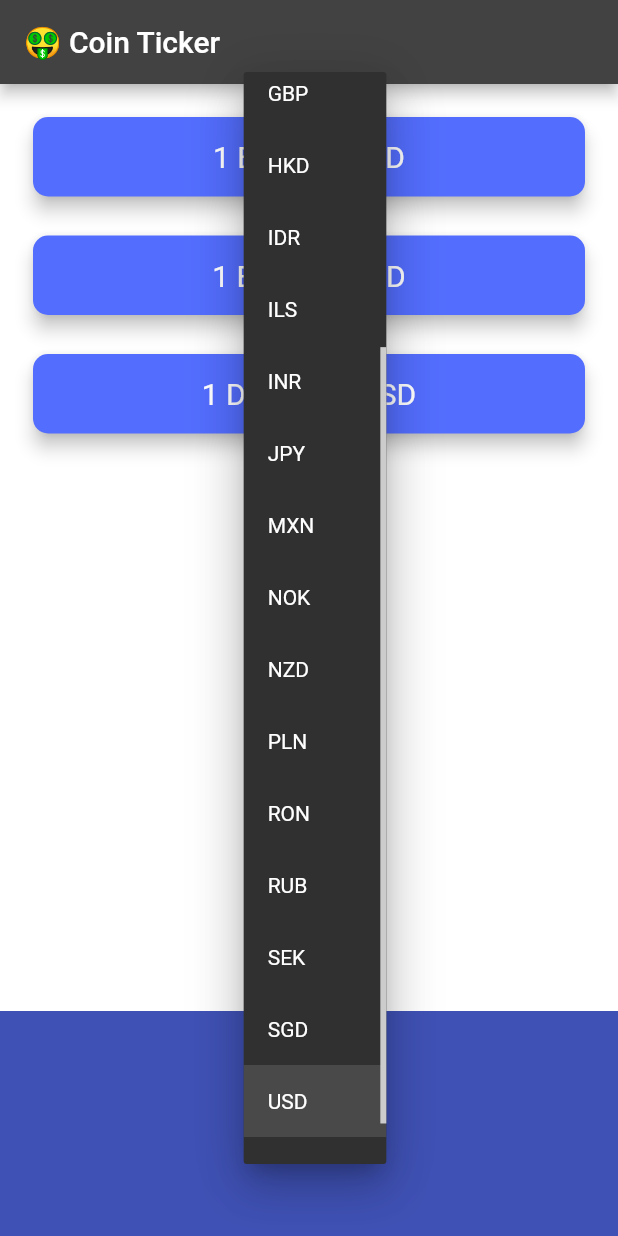
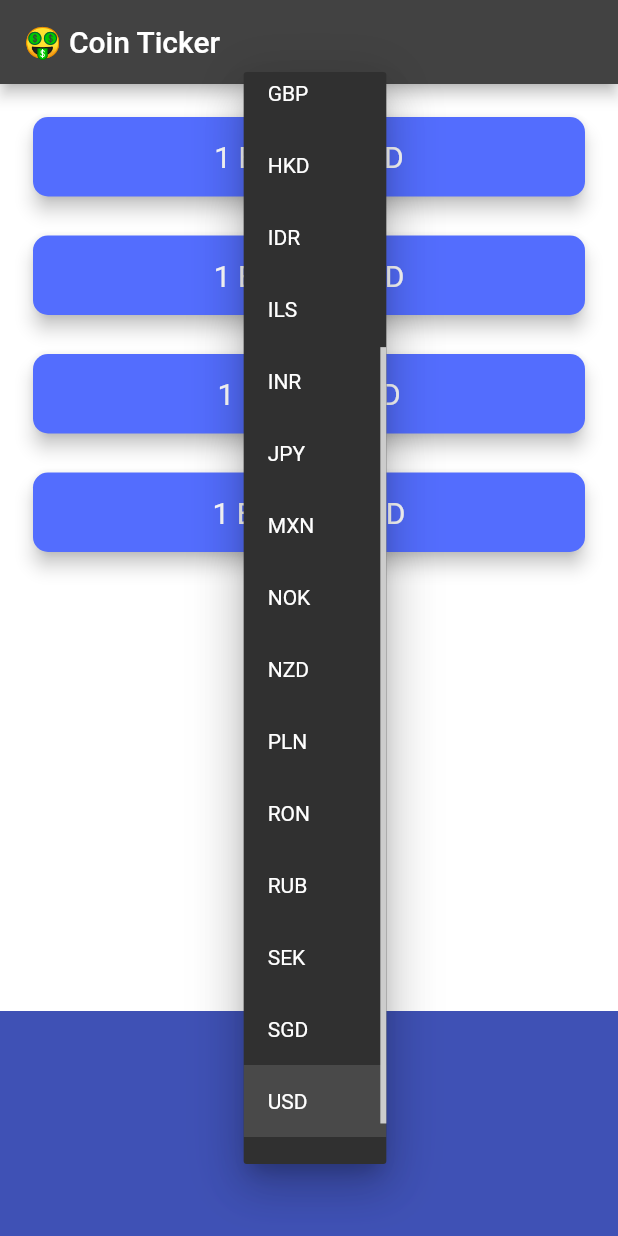
Before and after one commit to VukolRo/crypto_ticker_flutter, a Flutter app: the screen it shows after launch, after a tap on "USD", on a phone screen of 412 x 824 dp. Run offline on Flutter 3.47's test engine with Material 2 defaults, Android fonts, the phone set to English and light mode, and no system bars; network calls fail.

Commit message:
feat: refactored few methods

```diff
--- a/lib/cards.dart
+++ b/lib/cards.dart
@@ -9,7 +9,7 @@ class Cards extends StatelessWidget {
   }) : super(key: key);
 
   final String coin;
-  final String coinRate;
+  final String? coinRate;
   final String? fiat;
 
   @override
--- a/lib/coin_data.dart
+++ b/lib/coin_data.dart
@@ -32,25 +32,26 @@ const List<String> cryptoList = [
   'BTC',
   'ETH',
   'LTC',
+  'BNB',
 ];
 
 class CoinData {
-  CoinData(this.coin1, this.coin2);
-  String coin1;
-  String? coin2;
-
-  Future getCoinData() async {
-    String urlUnencodedPath = 'v1/exchangerate/$coin1/$coin2';
+  Future getCoinData(String? fiat) async {
+    Map<String, String> cryptoPrices = {};
+    for (String coin in cryptoList) {
+      String urlUnencodedPath = 'v1/exchangerate/$coin/$fiat';
       final url = Uri.https(urlAuthority, urlUnencodedPath, {
         'apikey': kApiKey,
       });
       http.Response response = await http.get(url);
       if (response.statusCode == 200) {
         String data = response.body;
-      var lastPrice = jsonDecode(data)['rate'];
-      return lastPrice;
+        double lastPrice = jsonDecode(data)['rate'];
+        cryptoPrices[coin] = lastPrice.toStringAsFixed(2);
       } else {
         print('error ${response.statusCode}');
       }
     }
+    return cryptoPrices;
   }
+}
--- a/lib/price_screen.dart
+++ b/lib/price_screen.dart
@@ -16,20 +16,36 @@ class _PriceScreenState extends State<PriceScreen> {
   String eth = 'ETH';
   String doge = 'DOGE';
   List<String> coinDataList = currenciesList;
+  bool isWaiting = true;
+  Map<String, String> coinValue = {};
 
   void updateRate() async {
+    isWaiting = true;
     try {
-      var lastPriceBtc = await CoinData(btc, fiat).getCoinData();
-      // var lastPriceEth = await CoinData(eth, fiat).getCoinData();
-      // var lastPriceDoge = await CoinData(doge, fiat).getCoinData();
+      var data = await CoinData().getCoinData(fiat);
+      isWaiting = false;
       setState(() {
-        rateBtc = lastPriceBtc.toStringAsFixed(2);
-        // rateEth = lastPriceEth.toStringAsFixed(2);
-        // rateDoge = lastPriceDoge.toStringAsFixed(2);
+        coinValue = data;
       });
     } catch (e) {
       print(e);
     }
+  }
+
+  Column makeCards() {
+    List<Cards> criptoCards = [];
+    for (String coin in cryptoList) {
+      criptoCards.add(
+        Cards(
+            coin: coin,
+            coinRate: isWaiting ? '?' : coinValue[coin],
+            fiat: fiat),
+      );
+    }
+    return Column(
+      crossAxisAlignment: CrossAxisAlignment.stretch,
+      children: criptoCards,
+    );
   }
 
   @override
@@ -48,9 +64,7 @@ class _PriceScreenState extends State<PriceScreen> {
         mainAxisAlignment: MainAxisAlignment.spaceBetween,
         crossAxisAlignment: CrossAxisAlignment.stretch,
         children: <Widget>[
-          Cards(coin: btc, coinRate: rateBtc, fiat: fiat),
-          Cards(coin: eth, coinRate: rateEth, fiat: fiat),
-          Cards(coin: doge, coinRate: rateDoge, fiat: fiat),
+          makeCards(),
           Expanded(child: Container()),
           Container(
             height: 150.0,
```
Also changed, not shown: 3 other files. Lines whose indentation alone changed are shown as unchanged.
